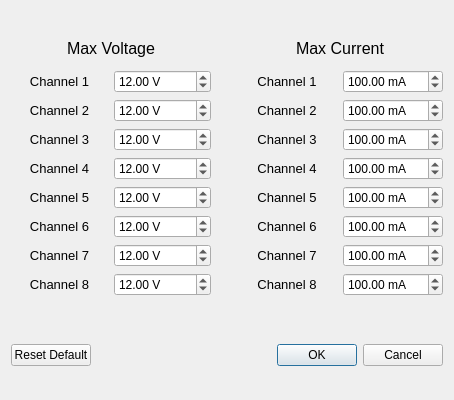
Before: the Qt Designer form coba/settings.ui in reinardricky/qtnisclab_login, drawn with Qt 5.
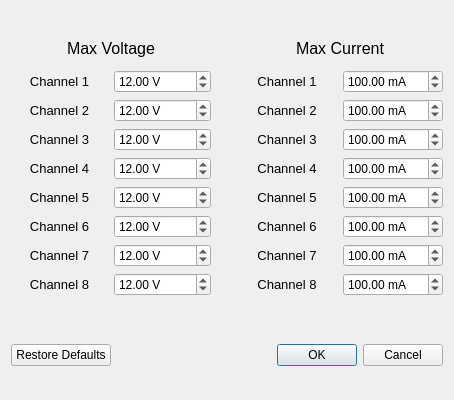
After: the same form once the commit is applied.

What changed in the file:
```diff
--- a/coba/settings.ui
+++ b/coba/settings.ui
@@ -595,12 +595,12 @@
     <widget class="QPushButton" name="defaultButton">
      <property name="maximumSize">
       <size>
-       <width>80</width>
+       <width>100</width>
        <height>16777215</height>
       </size>
      </property>
      <property name="text">
-      <string>Reset Default</string>
+      <string>Restore Defaults</string>
      </property>
     </widget>
    </item>
```
